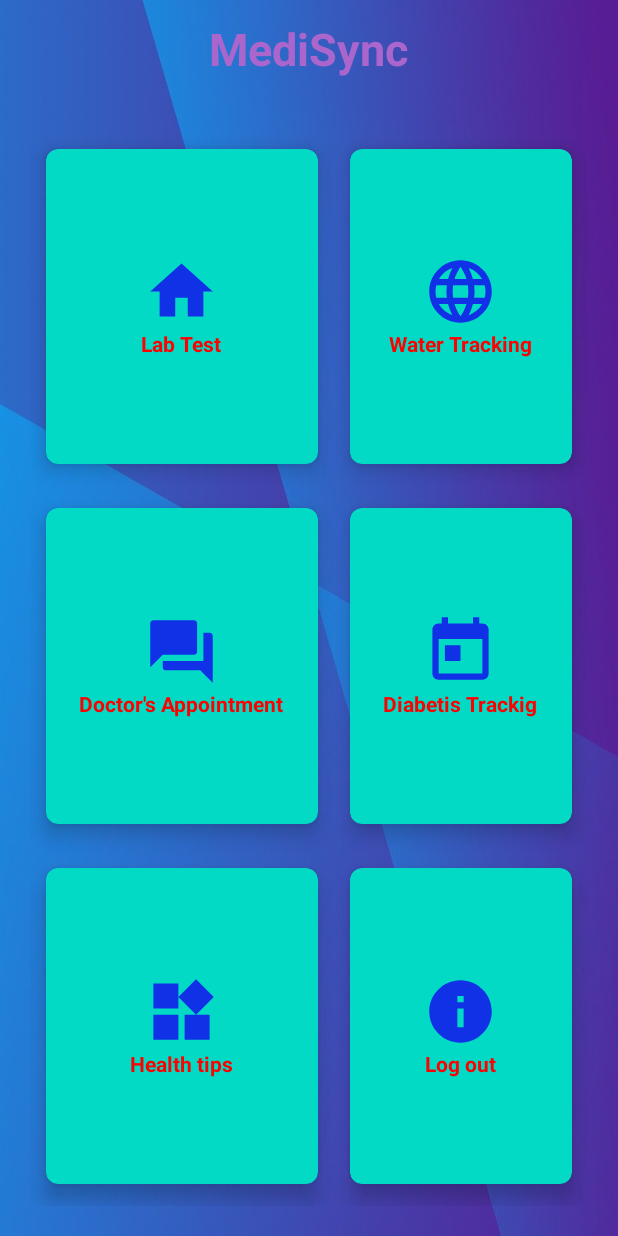
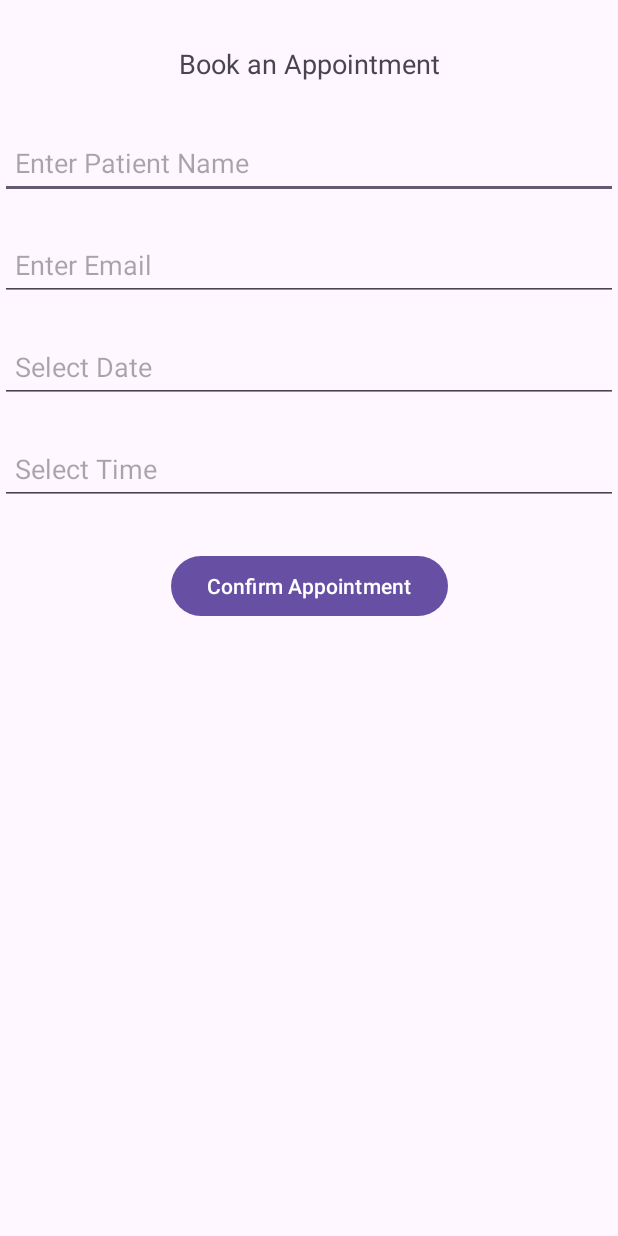
Before and after one commit to ayesha099-git/sdp300-project, an Android app: the screen it shows after launch (DashboardActivity before the commit, AppointmentActivity after it), on a phone screen of 412 x 824 dp. Run offline under Robolectric (Android 15) with nearby library versions, the light colour scheme and no system bars; our stand-ins replace Volley; Roboto replaces fonts that are not available here; 1 statement that could not run was skipped.

Commit message:
Doctors Appointment Backend

```diff
--- a/app/build.gradle.kts
+++ b/app/build.gradle.kts
@@ -54,4 +54,6 @@ dependencies {
     androidTestImplementation(libs.espresso.core)
     implementation("com.github.PhilJay:MPAndroidChart:v3.1.0")
 
+    implementation ("com.android.volley:volley:1.2.1")
+
 }
--- /dev/null
+++ b/app/src/main/res/layout/activity_appointment.xml
@@ -0,0 +1,80 @@
+<?xml version="1.0" encoding="utf-8"?>
+<androidx.constraintlayout.widget.ConstraintLayout xmlns:android="http://schemas.android.com/apk/res/android"
+    xmlns:app="http://schemas.android.com/apk/res-auto"
+    xmlns:tools="http://schemas.android.com/tools"
+    android:layout_width="match_parent"
+    android:layout_height="match_parent"
+    tools:context=".AppointmentActivity">
+
+    <TextView
+        android:id="@+id/textViewAppointment"
+        android:layout_width="wrap_content"
+        android:layout_height="wrap_content"
+        android:text="Book an Appointment"
+        android:textSize="18sp"
+        app:layout_constraintTop_toTopOf="parent"
+        app:layout_constraintStart_toStartOf="parent"
+        app:layout_constraintEnd_toEndOf="parent"
+        android:layout_marginTop="30dp" />
+
+    <EditText
+        android:id="@+id/editTextPatientName"
+        android:layout_width="0dp"
+        android:layout_height="48dp"
+        android:hint="Enter Patient Name"
+        android:inputType="textPersonName"
+        android:padding="10dp"
+        app:layout_constraintTop_toBottomOf="@id/textViewAppointment"
+        app:layout_constraintStart_toStartOf="parent"
+        app:layout_constraintEnd_toEndOf="parent"
+        android:layout_marginTop="30dp" />
+
+    <EditText
+        android:id="@+id/editTextEmail"
+        android:layout_width="0dp"
+        android:layout_height="48dp"
+        android:hint="Enter Email"
+        android:inputType="textEmailAddress"
+        android:padding="10dp"
+        app:layout_constraintTop_toBottomOf="@id/editTextPatientName"
+        app:layout_constraintStart_toStartOf="parent"
+        app:layout_constraintEnd_toEndOf="parent"
+        android:layout_marginTop="20dp" />
+
+    <EditText
+        android:id="@+id/editTextDate"
+        android:layout_width="0dp"
+        android:layout_height="48dp"
+        android:hint="Select Date"
+        android:focusable="false"
+        android:clickable="true"
+        android:padding="10dp"
+        app:layout_constraintTop_toBottomOf="@id/editTextEmail"
+        app:layout_constraintStart_toStartOf="parent"
+        app:layout_constraintEnd_toEndOf="parent"
+        android:layout_marginTop="20dp" />
+
+    <EditText
+        android:id="@+id/editTextTime"
+        android:layout_width="0dp"
+        android:layout_height="48dp"
+        android:hint="Select Time"
+        android:focusable="false"
+        android:clickable="true"
+        android:padding="10dp"
+        app:layout_constraintTop_toBottomOf="@id/editTextDate"
+        app:layout_constraintStart_toStartOf="parent"
+        app:layout_constraintEnd_toEndOf="parent"
+        android:layout_marginTop="20dp" />
+
+    <Button
+        android:id="@+id/buttonConfirmAppointment"
+        android:layout_width="wrap_content"
+        android:layout_height="wrap_content"
+        android:text="Confirm Appointment"
+        app:layout_constraintTop_toBottomOf="@id/editTextTime"
+        app:layout_constraintStart_toStartOf="parent"
+        app:layout_constraintEnd_toEndOf="parent"
+        android:layout_marginTop="30dp" />
+
+</androidx.constraintlayout.widget.ConstraintLayout>
```
Also changed, not shown: app/src/main/AndroidManifest.xml (+20 -0 lines), app/src/main/java/com/example/medisynchealthcareapplication/AppointmentActivity.java (added, +147 -0 lines), app/src/main/java/com/example/medisynchealthcareapplication/DoctorDetailsActivity.java (+43 -27 lines), app/src/main/java/com/example/medisynchealthcareapplication/DoctorFullDetailsActivity.java (added, +52 -0 lines), app/src/main/res/layout/activity_doctor_full_details.xml (added, +28 -0 lines), app/src/main/res/layout/multi_lines.xml (+16 -14 lines).
